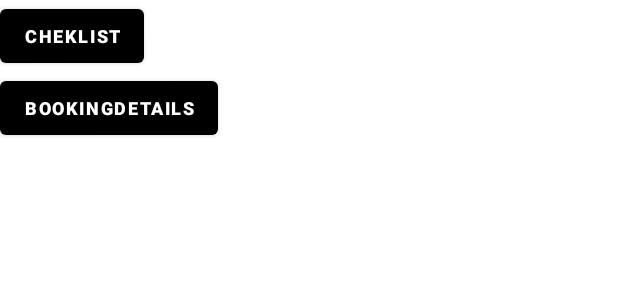
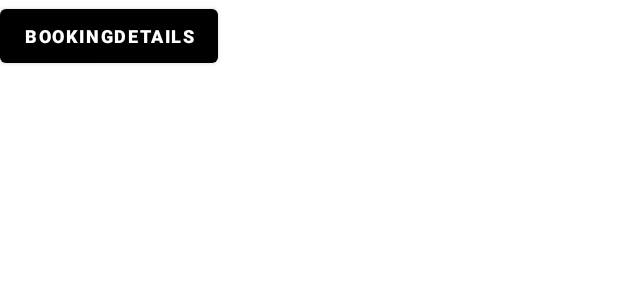
Before and after one commit to priyamprakash/G2C, an Android app: the layout activity_main.xml on its own in the app's theme, with its tools: preview values and no code run, on a phone screen of 412 x 824 dp. Shown: the top 300 px of the screen. Run offline under Robolectric (Android 15) with nearby library versions, the light colour scheme and no system bars.

Commit message:
deleted onClick

```diff
--- a/app/src/main/java/com/priyam/gtoc/MainActivity.java
+++ b/app/src/main/java/com/priyam/gtoc/MainActivity.java
@@ -15,11 +15,7 @@ public class MainActivity extends AppCompatActivity {
 
     }
 
-    public void checkList(View view) {
 
-
-
-    }
 
     public void booking(View view) {
         Intent i = new Intent(MainActivity.this , BookingDetailActivity.class);
--- a/app/src/main/res/layout/activity_main.xml
+++ b/app/src/main/res/layout/activity_main.xml
@@ -7,15 +7,7 @@
     android:orientation="vertical"
     tools:context=".MainActivity">
 
-    <Button
-        android:layout_width="wrap_content"
-        android:layout_height="wrap_content"
-        android:textStyle="bold"
-        android:textSize="12dp"
-        android:text="ChekList"
-        android:onClick="checkList"
 
-        />
     <Button
         android:layout_width="wrap_content"
         android:layout_height="wrap_content"
```
